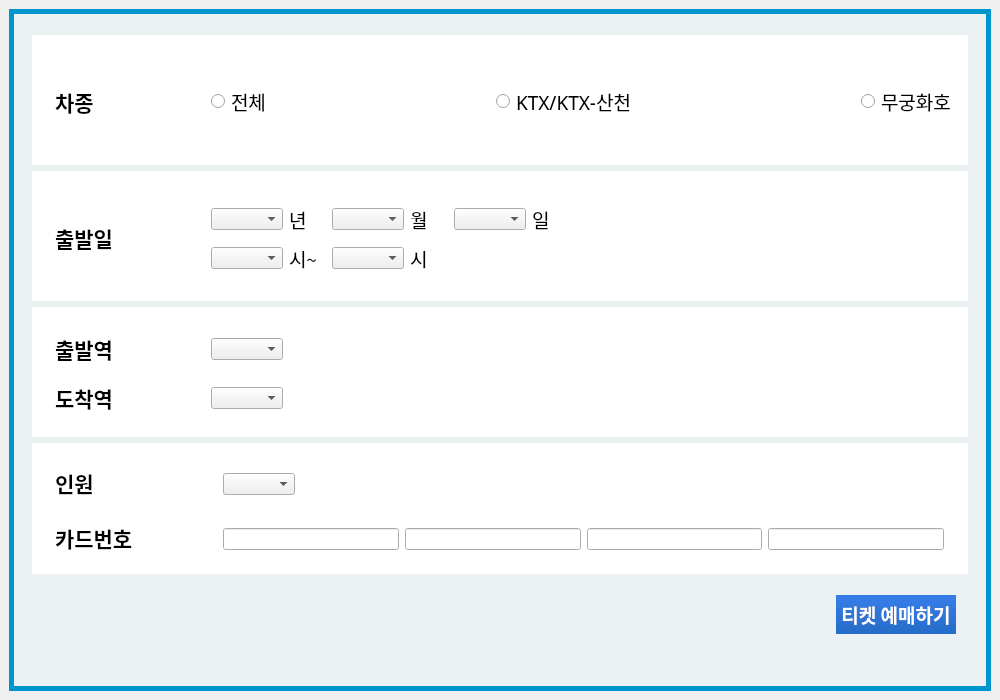
cuzai/KTX_tkting, file ui/untitled.ui: the form before one commit.
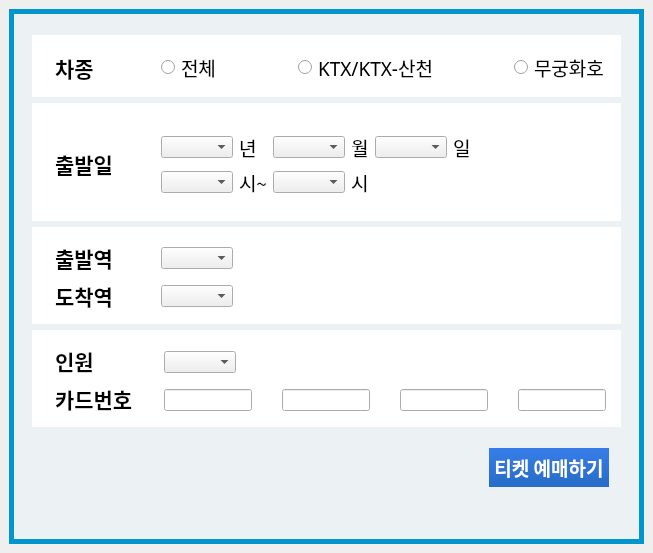
The form after the commit.

The edit to the form file:
```diff
--- a/ui/untitled.ui
+++ b/ui/untitled.ui
@@ -9,8 +9,8 @@
    <rect>
     <x>0</x>
     <y>0</y>
-    <width>1000</width>
-    <height>700</height>
+    <width>653</width>
+    <height>499</height>
    </rect>
   </property>
   <property name="sizePolicy">
@@ -78,14 +78,14 @@
           <item row="0" column="0">
            <widget class="QLabel" name="label_3">
             <property name="sizePolicy">
-             <sizepolicy hsizetype="Preferred" vsizetype="Preferred">
+             <sizepolicy hsizetype="Fixed" vsizetype="Preferred">
               <horstretch>0</horstretch>
               <verstretch>0</verstretch>
              </sizepolicy>
             </property>
             <property name="minimumSize">
              <size>
-              <width>150</width>
+              <width>100</width>
               <height>0</height>
              </size>
             </property>
@@ -303,14 +303,14 @@
           <item row="0" column="0">
            <widget class="QLabel" name="label_2">
             <property name="sizePolicy">
-             <sizepolicy hsizetype="Preferred" vsizetype="Preferred">
+             <sizepolicy hsizetype="Fixed" vsizetype="Preferred">
               <horstretch>0</horstretch>
               <verstretch>0</verstretch>
              </sizepolicy>
             </property>
             <property name="minimumSize">
              <size>
-              <width>150</width>
+              <width>100</width>
               <height>0</height>
              </size>
             </property>
@@ -341,6 +341,24 @@
              <string/>
             </property>
             <layout class="QGridLayout" name="gridLayout_8">
+             <property name="leftMargin">
+              <number>0</number>
+             </property>
+             <property name="topMargin">
+              <number>0</number>
+             </property>
+             <property name="rightMargin">
+              <number>0</number>
+             </property>
+             <property name="bottomMargin">
+              <number>0</number>
+             </property>
+             <property name="horizontalSpacing">
+              <number>30</number>
+             </property>
+             <property name="verticalSpacing">
+              <number>0</number>
+             </property>
              <item row="0" column="3">
               <widget class="QLineEdit" name="lineEdit"/>
              </item>
@@ -359,14 +377,14 @@
           <item row="1" column="0">
            <widget class="QLabel" name="label_8">
             <property name="sizePolicy">
-             <sizepolicy hsizetype="Preferred" vsizetype="Preferred">
+             <sizepolicy hsizetype="Fixed" vsizetype="Preferred">
               <horstretch>0</horstretch>
               <verstretch>0</verstretch>
              </sizepolicy>
             </property>
             <property name="minimumSize">
              <size>
-              <width>150</width>
+              <width>100</width>
               <height>0</height>
              </size>
             </property>
@@ -397,6 +415,21 @@
              <string/>
             </property>
             <layout class="QGridLayout" name="gridLayout_9">
+             <property name="leftMargin">
+              <number>0</number>
+             </property>
+             <property name="topMargin">
+              <number>0</number>
+             </property>
+             <property name="rightMargin">
+              <number>0</number>
+             </property>
+             <property name="bottomMargin">
+              <number>0</number>
+             </property>
+             <property name="spacing">
+              <number>0</number>
+             </property>
              <item row="0" column="0">
               <widget class="QComboBox" name="combo_person"/>
              </item>
@@ -500,14 +533,14 @@
           <item row="0" column="0">
            <widget class="QLabel" name="label_6">
             <property name="sizePolicy">
-             <sizepolicy hsizetype="Preferred" vsizetype="Preferred">
+             <sizepolicy hsizetype="Fixed" vsizetype="Preferred">
               <horstretch>0</horstretch>
               <verstretch>0</verstretch>
              </sizepolicy>
             </property>
             <property name="minimumSize">
              <size>
-              <width>150</width>
+              <width>100</width>
               <height>0</height>
              </size>
             </property>
@@ -530,7 +563,7 @@
           <item row="1" column="0">
            <widget class="QLabel" name="label_7">
             <property name="sizePolicy">
-             <sizepolicy hsizetype="Preferred" vsizetype="Preferred">
+             <sizepolicy hsizetype="Minimum" vsizetype="Preferred">
               <horstretch>0</horstretch>
               <verstretch>0</verstretch>
              </sizepolicy>
@@ -636,14 +669,14 @@
           <item row="0" column="0">
            <widget class="QLabel" name="label">
             <property name="sizePolicy">
-             <sizepolicy hsizetype="Preferred" vsizetype="Preferred">
+             <sizepolicy hsizetype="Minimum" vsizetype="Preferred">
               <horstretch>0</horstretch>
               <verstretch>0</verstretch>
              </sizepolicy>
             </property>
             <property name="minimumSize">
              <size>
-              <width>150</width>
+              <width>100</width>
               <height>0</height>
              </size>
             </property>
```
